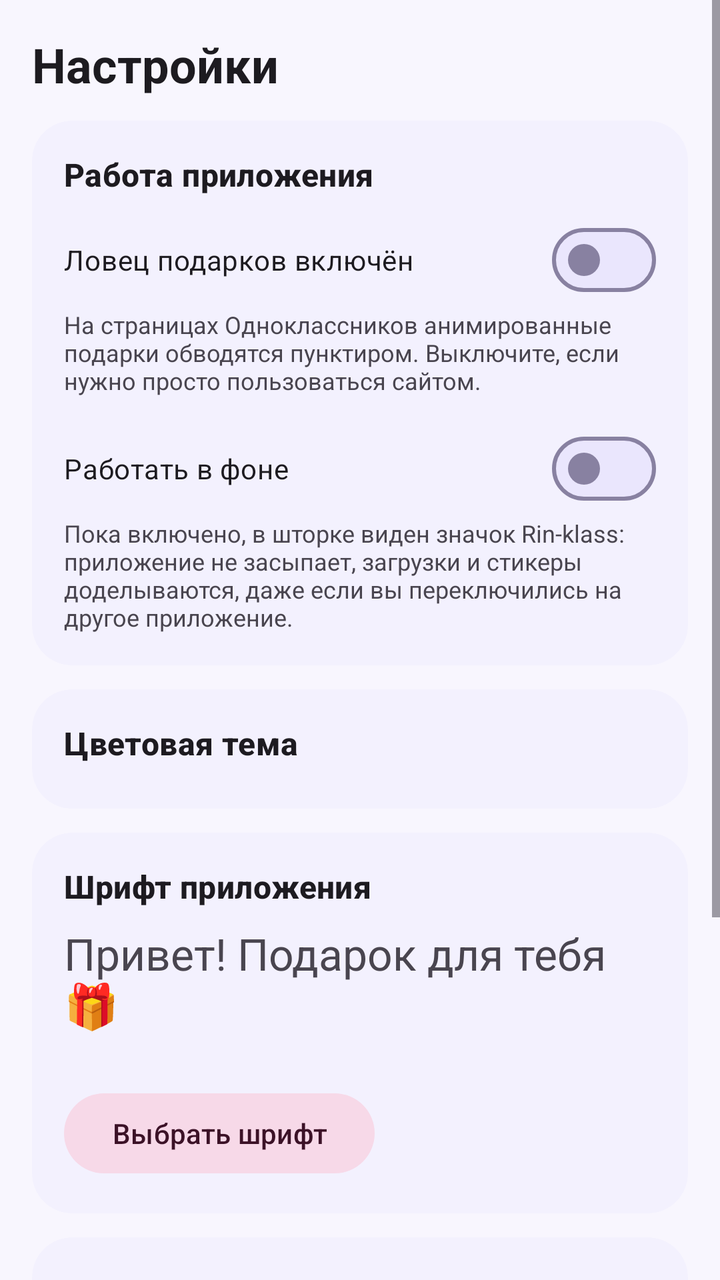
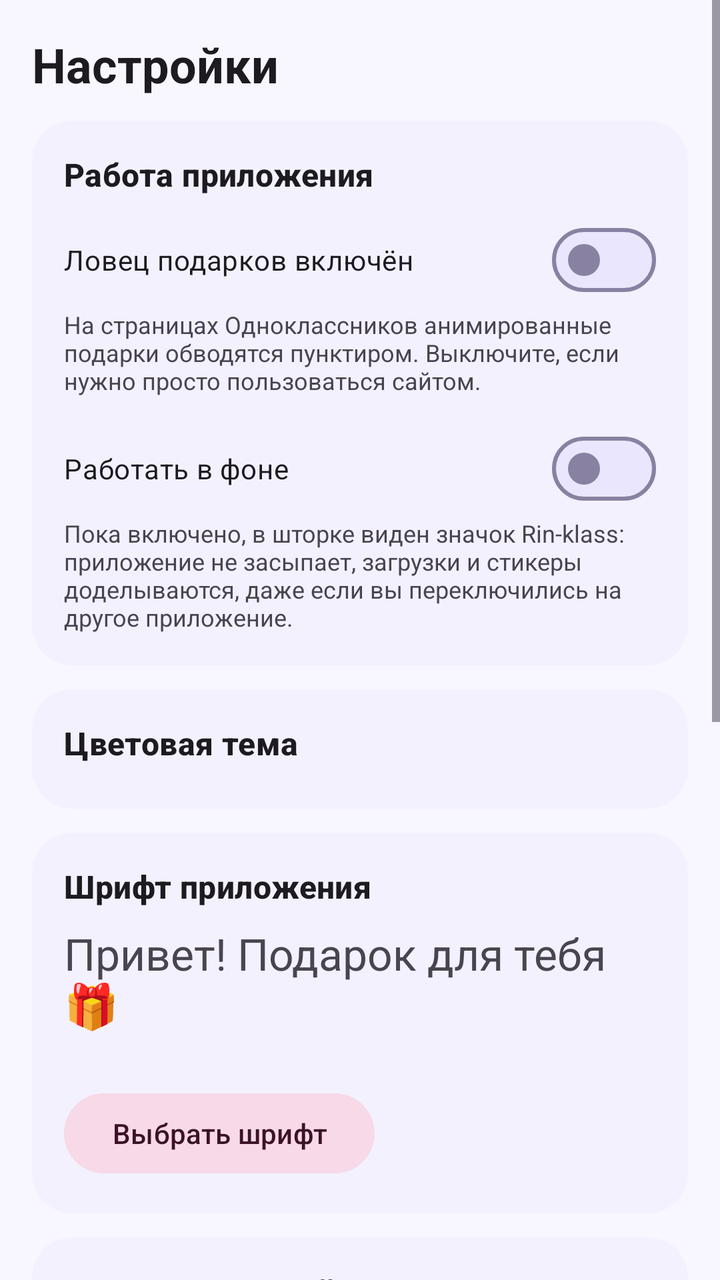

Two renders of the same Android screen: before a commit and after it. Below are the layout's source before the change and the commit's diff.
<!-- AndroidManifest.xml: application theme Theme.Klass.Violet -->
<!-- res/layout/tab_settings.xml -->
<?xml version="1.0" encoding="utf-8"?>
<ScrollView xmlns:android="http://schemas.android.com/apk/res/android"
    xmlns:app="http://schemas.android.com/apk/res-auto"
    android:layout_width="match_parent"
    android:layout_height="match_parent"
    android:fillViewport="true">

    <LinearLayout
        android:layout_width="match_parent"
        android:layout_height="wrap_content"
        android:orientation="vertical"
        android:padding="16dp">

        <TextView
            android:layout_width="wrap_content"
            android:layout_height="wrap_content"
            android:layout_marginBottom="12dp"
            android:text="Настройки"
            android:textAppearance="?attr/textAppearanceHeadlineSmall"
            android:textStyle="bold" />

        
        <com.google.android.material.card.MaterialCardView
            android:layout_width="match_parent"
            android:layout_height="wrap_content"
            android:layout_marginBottom="12dp"
            app:cardBackgroundColor="?attr/colorSurfaceContainer"
            app:cardCornerRadius="20dp"
            app:cardElevation="0dp"
            app:strokeWidth="0dp">

            <LinearLayout
                android:layout_width="match_parent"
                android:layout_height="wrap_content"
                android:orientation="vertical"
                android:padding="16dp">

                <TextView
                    android:layout_width="wrap_content"
                    android:layout_height="wrap_content"
                    android:text="Работа приложения"
                    android:textAppearance="?attr/textAppearanceTitleMedium"
                    android:textStyle="bold" />

                <com.google.android.material.materialswitch.MaterialSwitch
                    android:id="@+id/swCatcher2"
                    android:layout_width="match_parent"
                    android:layout_height="wrap_content"
                    android:layout_marginTop="8dp"
                    android:text="Ловец подарков включён" />

                <TextView
                    android:layout_width="match_parent"
                    android:layout_height="wrap_content"
                    android:text="На страницах Одноклассников анимированные подарки обводятся пунктиром. Выключите, если нужно просто пользоваться сайтом."
                    android:textSize="12sp" />

                <com.google.android.material.materialswitch.MaterialSwitch
                    android:id="@+id/swBackground"
                    android:layout_width="match_parent"
                    android:layout_height="wrap_content"
                    android:layout_marginTop="12dp"
                    android:text="Работать в фоне" />

                <TextView
                    android:layout_width="match_parent"
                    android:layout_height="wrap_content"
                    android:text="Пока включено, в шторке виден значок Rin-klass: приложение не засыпает, загрузки и стикеры доделываются, даже если вы переключились на другое приложение."
                    android:textSize="12sp" />
            </LinearLayout>
        </com.google.android.material.card.MaterialCardView>

        
        <com.google.android.material.card.MaterialCardView
            android:layout_width="match_parent"
            android:layout_height="wrap_content"
            android:layout_marginBottom="12dp"
            app:cardBackgroundColor="?attr/colorSurfaceContainer"
            app:cardCornerRadius="20dp"
            app:cardElevation="0dp"
            app:strokeWidth="0dp">

            <LinearLayout
                android:layout_width="match_parent"
                android:layout_height="wrap_content"
                android:orientation="vertical"
                android:paddingTop="16dp"
                android:paddingBottom="12dp">

                <LinearLayout
                    android:layout_width="match_parent"
                    android:layout_height="wrap_content"
                    android:orientation="horizontal"
                    android:paddingStart="16dp"
                    android:paddingEnd="16dp">

                    <TextView
                        android:layout_width="0dp"
                        android:layout_height="wrap_content"
                        android:layout_weight="1"
                        android:text="Цветовая тема"
                        android:textAppearance="?attr/textAppearanceTitleMedium"
                        android:textStyle="bold" />

                    <TextView
                        android:id="@+id/themeValue"
                        android:layout_width="wrap_content"
                        android:layout_height="wrap_content"
                        android:textColor="?attr/colorPrimary"
                        android:textSize="14sp"
                        android:textStyle="bold" />
                </LinearLayout>

                <HorizontalScrollView
                    android:layout_width="match_parent"
                    android:layout_height="wrap_content"
                    android:layout_marginTop="10dp"
                    android:scrollbars="none">

                    <LinearLayout
                        android:id="@+id/themeRow"
                        android:layout_width="wrap_content"
                        android:layout_height="wrap_content"
                        android:orientation="horizontal"
                        android:paddingStart="12dp"
                        android:paddingEnd="12dp" />
                </HorizontalScrollView>
            </LinearLayout>
        </com.google.android.material.card.MaterialCardView>

        
        <com.google.android.material.card.MaterialCardView
            android:layout_width="match_parent"
            android:layout_height="wrap_content"
            android:layout_marginBottom="12dp"
            app:cardBackgroundColor="?attr/colorSurfaceContainer"
            app:cardCornerRadius="20dp"
            app:cardElevation="0dp"
            app:strokeWidth="0dp">

            <LinearLayout
                android:layout_width="match_parent"
                android:layout_height="wrap_content"
                android:orientation="vertical"
                android:padding="16dp">

                <TextView
                    android:layout_width="wrap_content"
                    android:layout_height="wrap_content"
                    android:text="Шрифт приложения"
                    android:textAppearance="?attr/textAppearanceTitleMedium"
                    android:textStyle="bold" />

                <TextView
                    android:id="@+id/fontSample"
                    android:layout_width="match_parent"
                    android:layout_height="wrap_content"
                    android:layout_marginTop="8dp"
                    android:text="Привет! Подарок для тебя 🎁"
                    android:textSize="22sp" />

                <TextView
                    android:id="@+id/fontValue"
                    android:layout_width="match_parent"
                    android:layout_height="wrap_content"
                    android:textColor="?attr/colorPrimary"
                    android:textSize="13sp" />

                <com.google.android.material.button.MaterialButton
                    android:id="@+id/btnFont"
                    style="@style/Widget.Material3.Button.TonalButton"
                    android:layout_width="wrap_content"
                    android:layout_height="wrap_content"
                    android:layout_marginTop="8dp"
                    android:text="Выбрать шрифт" />
            </LinearLayout>
        </com.google.android.material.card.MaterialCardView>

        
        <com.google.android.material.card.MaterialCardView
            android:layout_width="match_parent"
            android:layout_height="wrap_content"
            android:layout_marginBottom="12dp"
            app:cardBackgroundColor="?attr/colorSurfaceContainer"
            app:cardCornerRadius="20dp"
            app:cardElevation="0dp"
            app:strokeWidth="0dp">

            <LinearLayout
                android:layout_width="match_parent"
                android:layout_height="wrap_content"
                android:orientation="vertical"
                android:padding="16dp">

                <TextView
                    android:layout_width="wrap_content"
                    android:layout_height="wrap_content"
                    android:text="Сохранение"
                    android:textAppearance="?attr/textAppearanceTitleMedium"
                    android:textStyle="bold" />

                <TextView
                    android:layout_width="match_parent"
                    android:layout_height="wrap_content"
                    android:layout_marginTop="6dp"
                    android:text="GIF попадают в галерею, в альбом «Rin-klass» (папка Pictures/Rin-klass), и в раздел «Подарки» этого приложения."
                    android:textSize="13sp" />

                <com.google.android.material.button.MaterialButton
                    android:id="@+id/btnPublisher"
                    style="@style/Widget.Material3.Button.TonalButton"
                    android:layout_width="wrap_content"
                    android:layout_height="wrap_content"
                    android:layout_marginTop="10dp"
                    android:text="Автор набора стикеров" />

                <com.google.android.material.button.MaterialButton
                    android:id="@+id/btnDiag"
                    style="@style/Widget.Material3.Button.OutlinedButton"
                    android:layout_width="wrap_content"
                    android:layout_height="wrap_content"
                    android:text="Диагностика: что видит приложение" />
            </LinearLayout>
        </com.google.android.material.card.MaterialCardView>

        <TextView
            android:id="@+id/aboutText"
            android:layout_width="match_parent"
            android:layout_height="wrap_content"
            android:gravity="center"
            android:padding="8dp"
            android:textSize="12sp" />
    </LinearLayout>
</ScrollView>
<!-- resources referenced by this layout -->
<resources>
  <style name="Theme.Klass.Violet" parent="Base.Theme.Klass.Light">
          <item name="colorPrimary">#6C4CF1</item>
          <item name="colorOnPrimary">#FFFFFF</item>
          <item name="colorPrimaryContainer">#E2DBFC</item>
          <item name="colorOnPrimaryContainer">#1E1543</item>
          <item name="colorSecondary">#D6428C</item>
          <item name="colorOnSecondary">#FFFFFF</item>
          <item name="colorSecondaryContainer">#F7D9E8</item>
          <item name="colorOnSecondaryContainer">#3C1227</item>
          <item name="android:colorBackground">#F8F6FE</item>
          <item name="colorOnBackground">#0D091D</item>
          <item name="colorSurface">#FCFBFF</item>
          <item name="colorOnSurface">#0D091D</item>
          <item name="colorSurfaceVariant">#EAE6FD</item>
          <item name="colorOnSurfaceVariant">#261B54</item>
          <item name="colorOutline">#8881A1</item>
          <item name="colorOutlineVariant">#DAD2FC</item>
          <item name="colorSurfaceContainerLow">#FAF9FF</item>
          <item name="colorSurfaceContainer">#F3F1FE</item>
          <item name="colorSurfaceContainerHigh">#EFEBFD</item>
          <item name="colorSurfaceContainerHighest">#EAE6FD</item>
          <item name="android:statusBarColor">#F8F6FE</item>
          <item name="android:navigationBarColor">#F3F1FE</item>
          <item name="android:windowBackground">#F8F6FE</item>
      </style>
  <style name="Base.Theme.Klass.Light" parent="Theme.Material3.Light.NoActionBar">
          <item name="android:windowLightStatusBar">true</item>
          <item name="android:windowLightNavigationBar">true</item>
      </style>
</resources>

<!-- the commit's change to res/layout/tab_settings.xml (unified diff, before → after) -->
@@ -195,6 +195,52 @@
                 <TextView
                     android:layout_width="wrap_content"
                     android:layout_height="wrap_content"
+                    android:text="Запись анимаций"
+                    android:textAppearance="?attr/textAppearanceTitleMedium"
+                    android:textStyle="bold" />
+
+                <TextView
+                    android:layout_width="match_parent"
+                    android:layout_height="wrap_content"
+                    android:layout_marginTop="6dp"
+                    android:text="Если подарок не скачивается как файл, его можно записать с экрана: фиолетовая рамка «записать» на странице или кнопка ⏺ вверху — нажмите на анимацию дважды."
+                    android:textSize="13sp" />
+
+                <com.google.android.material.materialswitch.MaterialSwitch
+                    android:id="@+id/swRecBg"
+                    android:layout_width="match_parent"
+                    android:layout_height="wrap_content"
+                    android:layout_marginTop="10dp"
+                    android:text="Убирать однотонный фон" />
+
+                <com.google.android.material.button.MaterialButton
+                    android:id="@+id/btnRecMs"
+                    style="@style/Widget.Material3.Button.TonalButton"
+                    android:layout_width="wrap_content"
+                    android:layout_height="wrap_content"
+                    android:text="Длительность записи" />
+            </LinearLayout>
+        </com.google.android.material.card.MaterialCardView>
+
+        
+        <com.google.android.material.card.MaterialCardView
+            android:layout_width="match_parent"
+            android:layout_height="wrap_content"
+            android:layout_marginBottom="12dp"
+            app:cardBackgroundColor="?attr/colorSurfaceContainer"
+            app:cardCornerRadius="20dp"
+            app:cardElevation="0dp"
+            app:strokeWidth="0dp">
+
+            <LinearLayout
+                android:layout_width="match_parent"
+                android:layout_height="wrap_content"
+                android:orientation="vertical"
+                android:padding="16dp">
+
+                <TextView
+                    android:layout_width="wrap_content"
+                    android:layout_height="wrap_content"
                     android:text="Сохранение"
                     android:textAppearance="?attr/textAppearanceTitleMedium"
                     android:textStyle="bold" />
